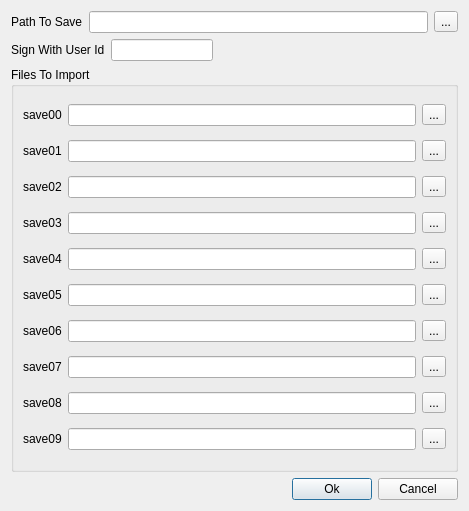
Qt form metadatacreator.ui (sithlord48/blackchocobo) before a commit.
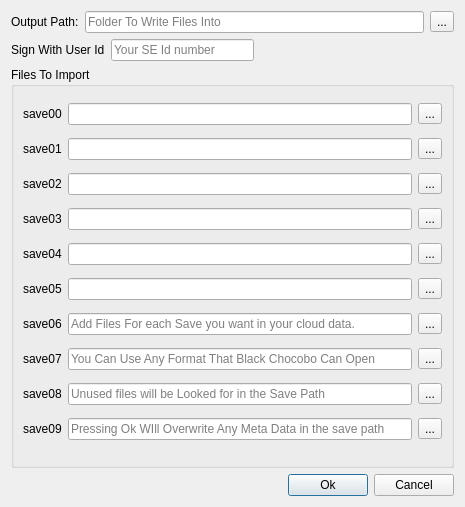
The same form after that commit. Icons and pictures are not drawn.

Commit message: CharEditor: char initial exp/tnl display. ChocoboEditor: disconnectAll() added FF7Save. small addition to FileModified mainwindow.cpp: fixed False positive changes. mainwindow.ui:moved Metadata creation to File->Create Cloud Save Folder metadatacreator:Various improvements. Lang Files updated.

The edit to the form file:
```diff
--- a/metadatacreator.ui
+++ b/metadatacreator.ui
@@ -6,8 +6,8 @@
    <rect>
     <x>0</x>
     <y>0</y>
-    <width>469</width>
-    <height>511</height>
+    <width>465</width>
+    <height>507</height>
    </rect>
   </property>
   <property name="windowTitle">
@@ -19,12 +19,16 @@
      <item>
       <widget class="QLabel" name="label">
        <property name="text">
-        <string>Path To Save</string>
+        <string>Output Path:</string>
        </property>
       </widget>
      </item>
      <item>
-      <widget class="QLineEdit" name="lineOutPath"/>
+      <widget class="QLineEdit" name="lineOutPath">
+       <property name="placeholderText">
+        <string>Folder To Write Files Into</string>
+       </property>
+      </widget>
      </item>
      <item>
       <widget class="QToolButton" name="btnOutPath">
@@ -45,7 +49,11 @@
       </widget>
      </item>
      <item>
-      <widget class="QLineEdit" name="lineUserID"/>
+      <widget class="QLineEdit" name="lineUserID">
+       <property name="placeholderText">
+        <string>Your SE Id number</string>
+       </property>
+      </widget>
      </item>
      <item>
       <spacer name="horizontalSpacer">
@@ -54,7 +62,7 @@
        </property>
        <property name="sizeHint" stdset="0">
         <size>
-         <width>250</width>
+         <width>200</width>
          <height>20</height>
         </size>
        </property>
@@ -64,9 +72,18 @@
    </item>
    <item>
     <widget class="QGroupBox" name="groupBox">
+     <property name="enabled">
+      <bool>true</bool>
+     </property>
      <property name="title">
       <string>Files To Import</string>
      </property>
+     <property name="checkable">
+      <bool>false</bool>
+     </property>
+     <property name="checked">
+      <bool>false</bool>
+     </property>
      <layout class="QVBoxLayout" name="verticalLayout_2">
       <item>
        <layout class="QHBoxLayout" name="horizontalLayout_3">
@@ -78,7 +95,11 @@
          </widget>
         </item>
         <item>
-         <widget class="QLineEdit" name="lineSave00"/>
+         <widget class="QLineEdit" name="lineSave00">
+          <property name="placeholderText">
+           <string/>
+          </property>
+         </widget>
         </item>
         <item>
          <widget class="QToolButton" name="btnSave00">
@@ -99,7 +120,14 @@
          </widget>
         </item>
         <item>
-         <widget class="QLineEdit" name="lineSave01"/>
+         <widget class="QLineEdit" name="lineSave01">
+          <property name="text">
+           <string/>
+          </property>
+          <property name="placeholderText">
+           <string/>
+          </property>
+         </widget>
         </item>
         <item>
          <widget class="QToolButton" name="btnSave01">
@@ -120,7 +148,11 @@
          </widget>
         </item>
         <item>
-         <widget class="QLineEdit" name="lineSave02"/>
+         <widget class="QLineEdit" name="lineSave02">
+          <property name="placeholderText">
+           <string/>
+          </property>
+         </widget>
         </item>
         <item>
          <widget class="QToolButton" name="btnSave02">
@@ -141,7 +173,11 @@
          </widget>
         </item>
         <item>
-         <widget class="QLineEdit" name="lineSave03"/>
+         <widget class="QLineEdit" name="lineSave03">
+          <property name="placeholderText">
+           <string/>
+          </property>
+         </widget>
         </item>
         <item>
          <widget class="QToolButton" name="btnSave03">
@@ -162,7 +198,11 @@
          </widget>
         </item>
         <item>
-         <widget class="QLineEdit" name="lineSave04"/>
+         <widget class="QLineEdit" name="lineSave04">
+          <property name="placeholderText">
+           <string/>
+          </property>
+         </widget>
         </item>
         <item>
          <widget class="QToolButton" name="btnSave04">
@@ -183,7 +223,11 @@
          </widget>
         </item>
         <item>
-         <widget class="QLineEdit" name="lineSave05"/>
+         <widget class="QLineEdit" name="lineSave05">
+          <property name="placeholderText">
+           <string/>
+          </property>
+         </widget>
         </item>
         <item>
          <widget class="QToolButton" name="btnSave05">
@@ -204,7 +248,11 @@
          </widget>
         </item>
         <item>
-         <widget class="QLineEdit" name="lineSave06"/>
+         <widget class="QLineEdit" name="lineSave06">
+          <property name="placeholderText">
+           <string>Add Files For each Save you want in your cloud data.</string>
+          </property>
+         </widget>
         </item>
         <item>
          <widget class="QToolButton" name="btnSave06">
@@ -225,7 +273,11 @@
          </widget>
         </item>
         <item>
-         <widget class="QLineEdit" name="lineSave07"/>
+         <widget class="QLineEdit" name="lineSave07">
+          <property name="placeholderText">
+           <string>You Can Use Any Format That Black Chocobo Can Open</string>
+          </property>
+         </widget>
         </item>
         <item>
          <widget class="QToolButton" name="btnSave07">
@@ -246,7 +298,11 @@
          </widget>
         </item>
         <item>
-         <widget class="QLineEdit" name="lineSave08"/>
+         <widget class="QLineEdit" name="lineSave08">
+          <property name="placeholderText">
+           <string>Unused files will be Looked for in the Save Path</string>
+          </property>
+         </widget>
         </item>
         <item>
          <widget class="QToolButton" name="btnSave08">
@@ -267,7 +323,11 @@
          </widget>
         </item>
         <item>
-         <widget class="QLineEdit" name="lineSave09"/>
+         <widget class="QLineEdit" name="lineSave09">
+          <property name="placeholderText">
+           <string>Pressing Ok WIll Overwrite Any Meta Data in the save path</string>
+          </property>
+         </widget>
         </item>
         <item>
          <widget class="QToolButton" name="btnSave09">
```
The commit also changes 16 other files.
